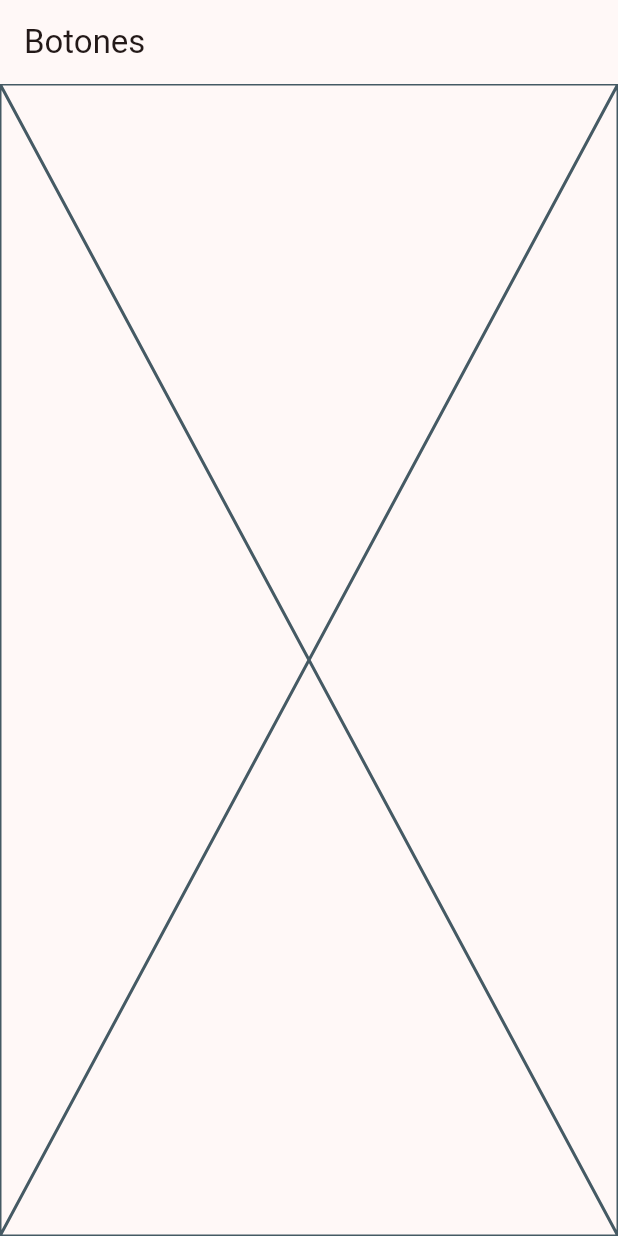
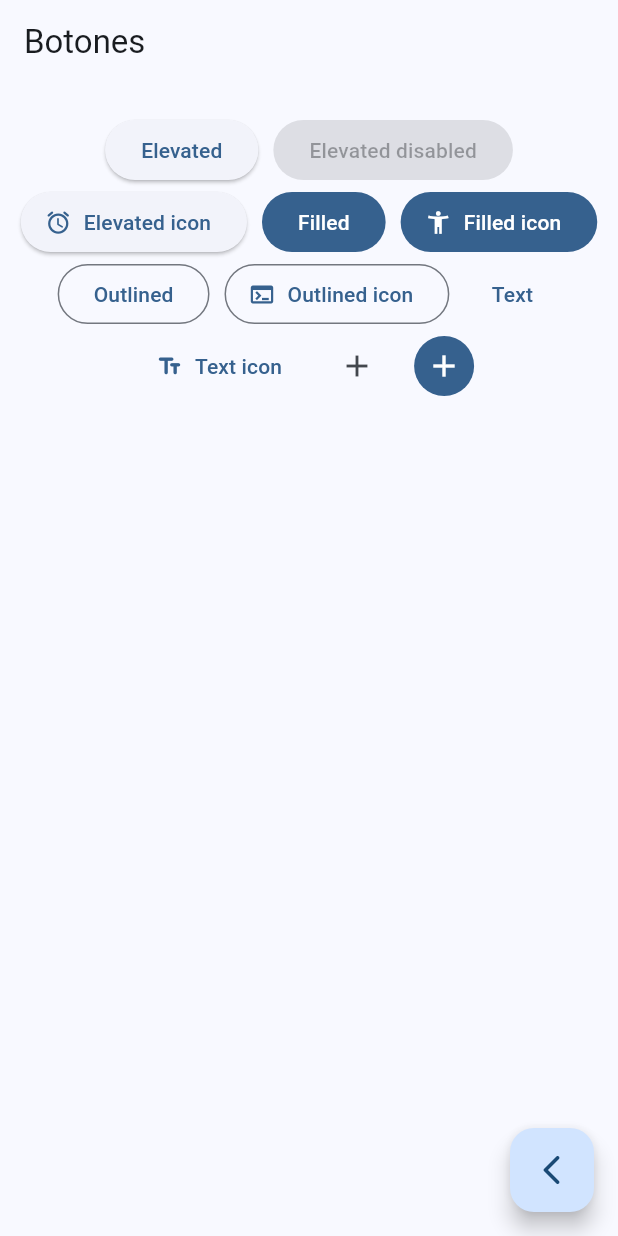
Before and after one commit to alvag/widgets_app_flutter, a Flutter app: the ButtonsScreen screen opened by its route, on a phone screen of 412 x 824 dp. Run offline on Flutter 3.47's test engine with Material 2 defaults, Android fonts, the phone set to English and light mode, and no system bars; our stand-ins replace go_router.

```diff
--- a/lib/main.dart
+++ b/lib/main.dart
@@ -14,7 +14,7 @@ class MainApp extends StatelessWidget {
     return MaterialApp.router(
       routerConfig: appRouter,
       debugShowCheckedModeBanner: false,
-      theme: AppTheme(selectedColor: 1).getTheme(),
+      theme: AppTheme(selectedColor: 0).getTheme(),
     );
   }
 }
--- a/lib/presentation/screens/buttons/buttons_screen.dart
+++ b/lib/presentation/screens/buttons/buttons_screen.dart
@@ -11,7 +11,83 @@ class ButtonsScreen extends StatelessWidget {
       appBar: AppBar(
         title: const Text('Botones'),
       ),
-      body: const Placeholder(),
+      body: const _ButtonsView(),
+      floatingActionButton: FloatingActionButton(
+        child: const Icon(Icons.arrow_back_ios_rounded),
+        onPressed: () {
+          Navigator.pop(context);
+        },
+      ),
     );
   }
 }
+
+class _ButtonsView extends StatelessWidget {
+  const _ButtonsView();
+
+  @override
+  Widget build(BuildContext context) {
+    final colors = Theme.of(context).colorScheme;
+
+    return SizedBox(
+      width: double.infinity,
+      child: Padding(
+          padding: const EdgeInsets.symmetric(horizontal: 10, vertical: 20),
+          child: Wrap(
+            spacing: 10,
+            alignment: WrapAlignment.center,
+            children: [
+              ElevatedButton(
+                onPressed: () {},
+                child: const Text('Elevated'),
+              ),
+              const ElevatedButton(
+                onPressed: null,
+                child: Text('Elevated disabled'),
+              ),
+              ElevatedButton.icon(
+                onPressed: () {},
+                icon: const Icon(Icons.access_alarm_rounded),
+                label: const Text('Elevated icon'),
+              ),
+              FilledButton(
+                onPressed: () {},
+                child: const Text('Filled'),
+              ),
+              FilledButton.icon(
+                onPressed: () {},
+                icon: const Icon(Icons.accessibility_new),
+                label: const Text('Filled icon'),
+              ),
+              OutlinedButton(
+                onPressed: () {},
+                child: const Text('Outlined'),
+              ),
+              OutlinedButton.icon(
+                onPressed: () {},
+                icon: const Icon(Icons.terminal),
+                label: const Text('Outlined icon'),
+              ),
+              TextButton(onPressed: () {}, child: const Text('Text')),
+              TextButton.icon(
+                onPressed: () {},
+                icon: const Icon(Icons.text_fields_rounded),
+                label: const Text('Text icon'),
+              ),
+              IconButton(
+                onPressed: () {},
+                icon: const Icon(Icons.add),
+              ),
+              IconButton(
+                onPressed: () {},
+                icon: const Icon(Icons.add),
+                style: ButtonStyle(
+                  backgroundColor: MaterialStateProperty.all(colors.primary),
+                  iconColor: MaterialStateProperty.all(Colors.white),
+                ),
+              ),
+            ],
+          )),
+    );
+  }
+}
```
